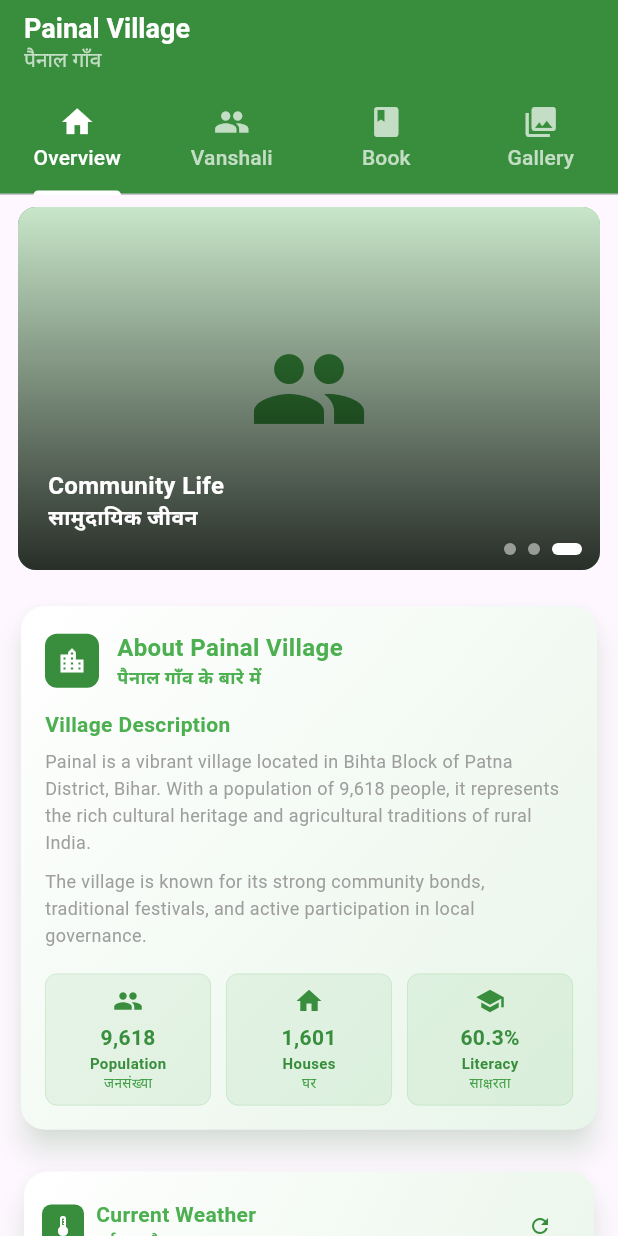
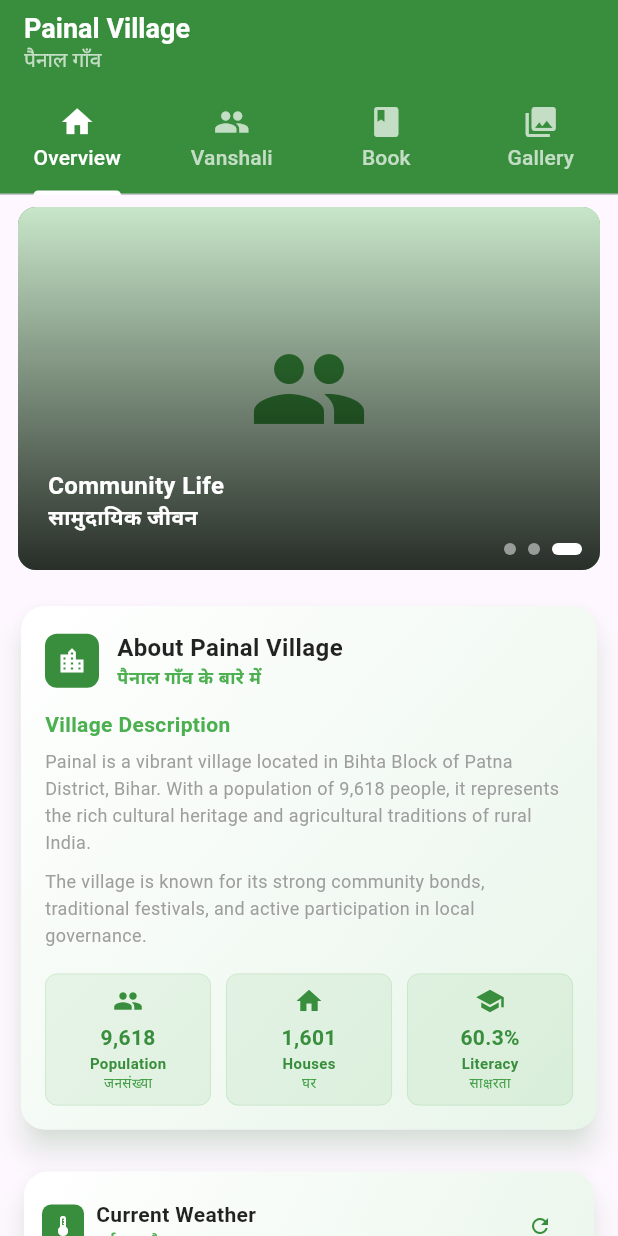
Before and after one commit to mohitxcodes/painal_app, a Flutter app: the screen it shows after launch, on a phone screen of 412 x 824 dp. Run offline on Flutter 3.47's test engine with Material 3 defaults, Android fonts, the light colour scheme and no system bars; accounts and stored records are empty; network calls fail.

Commit message:
fix the issues with home screen

```diff
--- a/lib/screens/overview/widgets/AboutVillageWidget.dart
+++ b/lib/screens/overview/widgets/AboutVillageWidget.dart
@@ -50,7 +50,7 @@ class AboutVillageWidget extends StatelessWidget {
                             style: TextStyle(
                               fontSize: 16,
                               fontWeight: FontWeight.bold,
-                              color: Colors.green,
+                              color: Colors.black87,
                             ),
                           ),
                           const Text(
--- a/lib/screens/overview/widgets/CurrentWeatherWidget.dart
+++ b/lib/screens/overview/widgets/CurrentWeatherWidget.dart
@@ -106,7 +106,7 @@ class _CurrentWeatherWidgetState extends State<CurrentWeatherWidget> {
                             style: TextStyle(
                               fontSize: 14,
                               fontWeight: FontWeight.bold,
-                              color: Colors.green,
+                              color: Colors.black87,
                             ),
                           ),
                           const Text(
--- a/lib/screens/overview/widgets/LocationInfoWidget.dart
+++ b/lib/screens/overview/widgets/LocationInfoWidget.dart
@@ -50,7 +50,7 @@ class LocationInfoWidget extends StatelessWidget {
                             style: TextStyle(
                               fontSize: 16,
                               fontWeight: FontWeight.bold,
-                              color: Colors.green,
+                              color: Colors.black87,
                             ),
                           ),
                           const Text(
```
